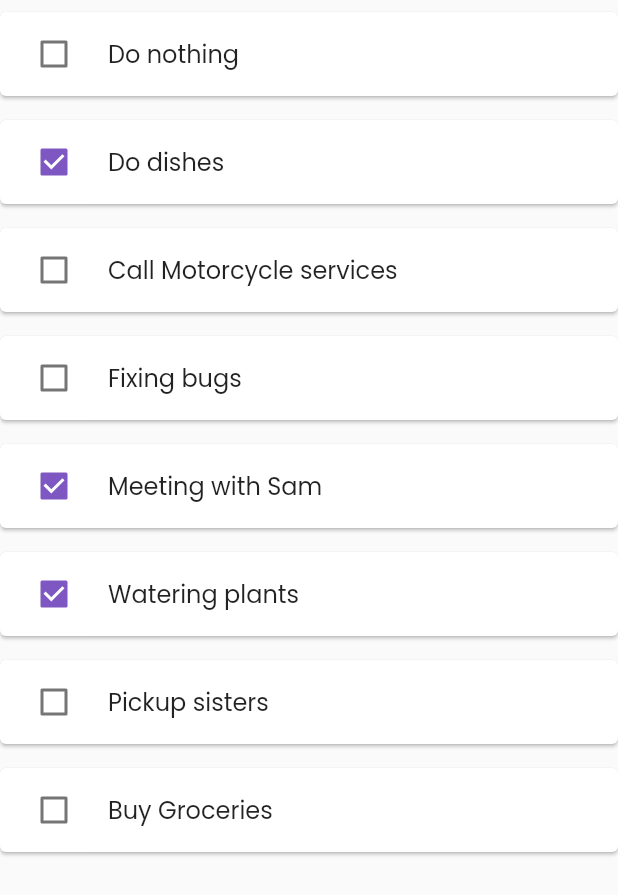
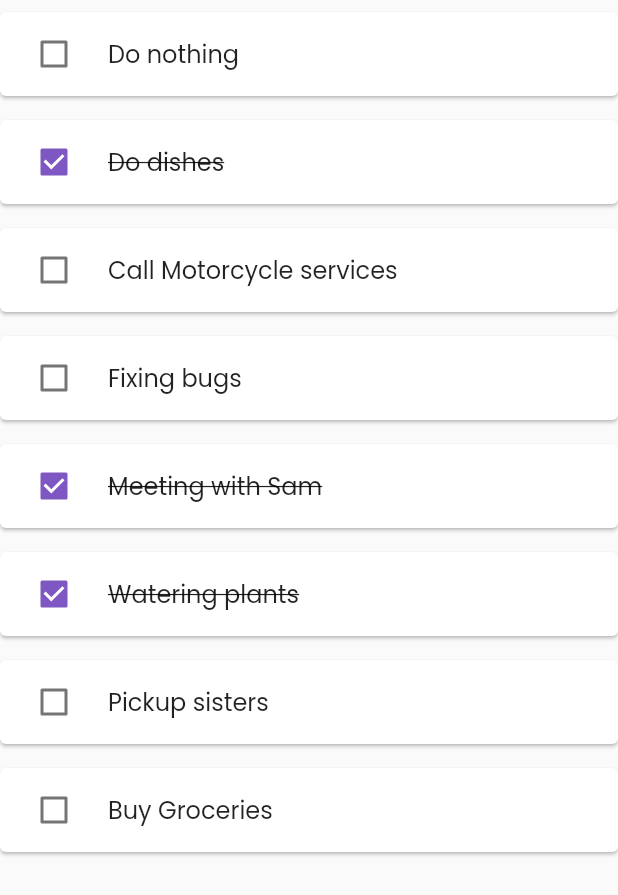
Before and after one commit to heyjuns/flutter_submission, a Flutter app: the TodoList widget shown alone on an empty page, opened directly, on a phone screen of 412 x 824 dp. Shown: the top 895 px of the screen. Run offline on Flutter 3.47's test engine with Material 2 defaults, Android fonts, the phone set to English and light mode, and no system bars; our stand-ins replace font_awesome_flutter.

Commit message:
update stful

```diff
--- a/lib/home_screen.dart
+++ b/lib/home_screen.dart
@@ -82,15 +82,18 @@ class HomeScreen extends StatelessWidget {
   }
 }
 
-class TodoList extends StatelessWidget {
+class TodoList extends StatefulWidget {
   const TodoList({
     Key? key,
   }) : super(key: key);
 
   @override
+  State<TodoList> createState() => _TodoListState();
+}
+
+class _TodoListState extends State<TodoList> {
+  @override
   Widget build(BuildContext context) {
-    return StatefulBuilder(
-      builder: (context, setState) {
     return Expanded(
       flex: 1,
       child: ListView(
@@ -100,17 +103,23 @@ class TodoList extends StatelessWidget {
             margin: const EdgeInsets.symmetric(vertical: 8),
             child: CheckboxListTile(
                 controlAffinity: ListTileControlAffinity.leading,
-                    title: Text(todo.task),
+                title: Text(
+                  todo.task,
+                  style: TextStyle(
+                    decoration:
+                        todo.checked ? TextDecoration.lineThrough : null,
+                  ),
+                ),
                 value: todo.checked,
                 activeColor: const Color(0xFF7E57C2),
                 onChanged: (bool? value) {
-                      setState(() => todo.checked = value!);
+                  setState(
+                    () => todo.checked = value!,
+                  );
                 }),
           );
         }).toList(),
       ),
-        );
-      },
     );
   }
 }
```
Lines whose indentation alone changed are shown as unchanged.
